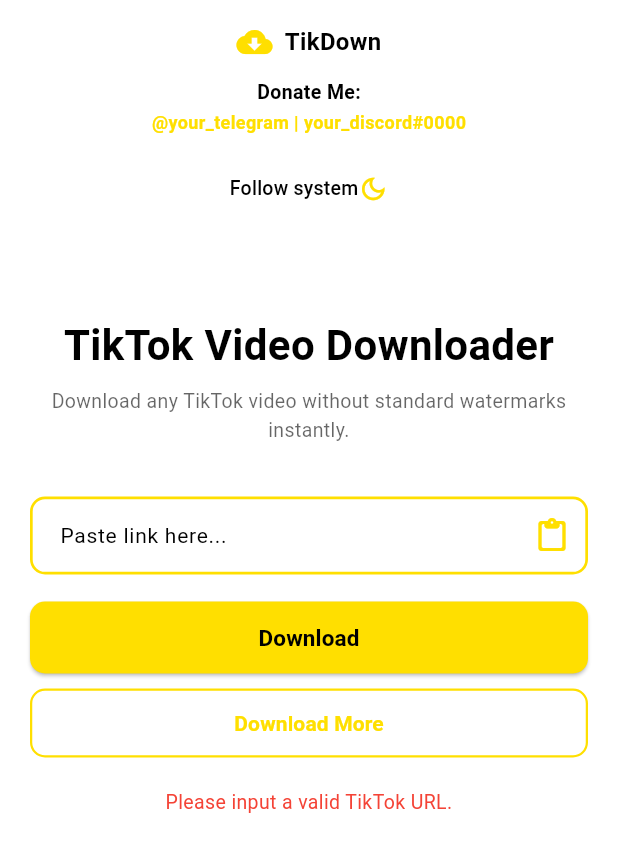
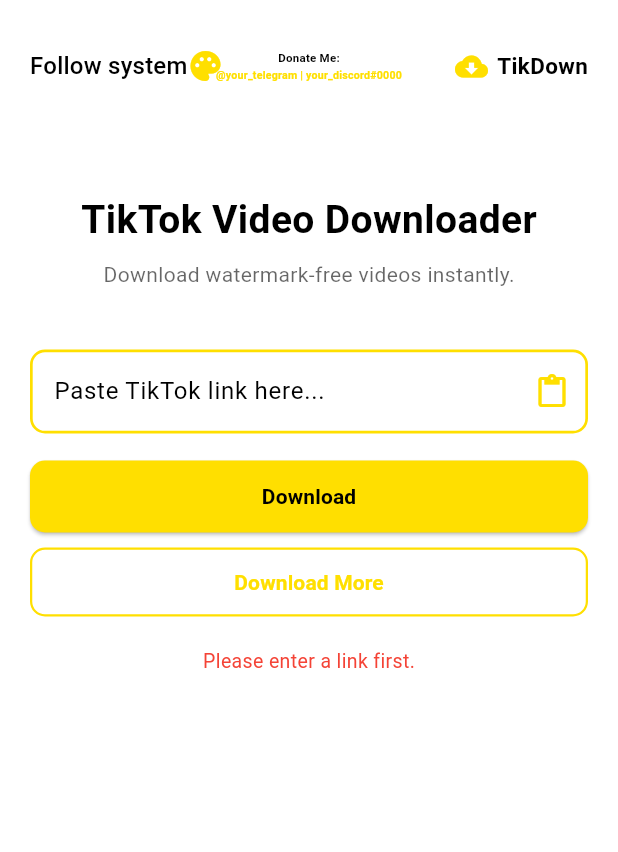
Before and after one commit to amber-null/TikDown, a Flutter app: the screen it shows after launch, after a tap on "Download", on a phone screen of 412 x 824 dp. Shown: the top 852 px of the screen. Run offline on Flutter 3.47's test engine with Material 3 defaults, Android fonts, the phone set to English and light mode, and no system bars.

Commit message:
Refactor main.dart for improved structure and readability
Refactor main function and UI components for better readability and structure. Update theme handling and error management in downloader widget.

```diff
--- a/lib/main.dart
+++ b/lib/main.dart
@@ -4,139 +4,109 @@
 import 'package:http/http.dart' as http;
 import 'package:url_launcher/url_launcher.dart';
 
-void main() {
-  runApp(const MyApp());
-}
+void main() => runApp(const MyApp());
 
 class MyApp extends StatefulWidget {
   const MyApp({super.key});
-
   @override
   State<MyApp> createState() => _MyAppState();
 }
 
 class _MyAppState extends State<MyApp> {
-  // Sets "Follow system" as default
+  // Theme state: Starts by matching the user's phone dark/light settings
   ThemeMode _themeMode = ThemeMode.system;
-
-  void _changeTheme(ThemeMode mode) {
-    setState(() {
-      _themeMode = mode;
-    });
-  }
 
   @override
   Widget build(BuildContext context) {
-    const accentColor = Color(0xFFFFDF00);
+    const accentYellow = Color(0xFFFFDF00);
 
     return MaterialApp(
-      title: 'TikDown - No Watermark TikTok Downloader',
       debugShowCheckedModeBanner: false,
       themeMode: _themeMode,
       theme: ThemeData(
         brightness: Brightness.light,
         scaffoldBackgroundColor: Colors.white,
-        colorScheme: const ColorScheme.light(
-          primary: accentColor,
-          secondary: accentColor,
-          surface: Colors.white,
-        ),
+        colorScheme: const ColorScheme.light(primary: accentYellow),
       ),
       darkTheme: ThemeData(
         brightness: Brightness.dark,
         scaffoldBackgroundColor: const Color(0xFF121212),
-        colorScheme: const ColorScheme.dark(
-          primary: accentColor,
-          secondary: accentColor,
-          surface: Color(0xFF1E1E1E),
+        colorScheme: const ColorScheme.dark(primary: accentYellow),
+      ),
+      home: Scaffold(
+        body: SafeArea(
+          child: SingleChildScrollView(
+            padding: const EdgeInsets.all(20.0),
+            child: DownloaderWidget(
+              themeMode: _themeMode,
+              onThemeChanged: (mode) => setState(() => _themeMode = mode),
             ),
           ),
-      home: DownloaderHome(
-        currentThemeMode: _themeMode,
-        onThemeChanged: _changeTheme,
+        ),
       ),
     );
   }
 }
 
-class DownloaderHome extends StatefulWidget {
-  final ThemeMode currentThemeMode;
+class DownloaderWidget extends StatefulWidget {
+  final ThemeMode themeMode;
   final ValueChanged<ThemeMode> onThemeChanged;
 
-  const DownloaderHome({
+  const DownloaderWidget({
     super.key,
-    required this.currentThemeMode,
+    required this.themeMode,
     required this.onThemeChanged,
   });
 
   @override
-  State<DownloaderHome> createState() => _DownloaderHomeState();
+  State<DownloaderWidget> createState() => _DownloaderWidgetState();
 }
 
-class _DownloaderHomeState extends State<DownloaderHome> {
-  final TextEditingController _urlController = TextEditingController();
-  bool _isLoading = false;
-  String? _errorMessage;
+class _DownloaderWidgetState extends State<DownloaderWidget> {
+  // Controllers and State Variables (They hold the values on your screen)
+  final _urlController = TextEditingController();
+  bool _loading = false;
+  String? _error;
   String? _downloadUrl;
   String? _videoTitle;
   String? _videoCover;
 
-  // IMPORTANT: Replace this with your actual Vercel back-end production link!
+  // IMPORTANT: Paste your actual backend URL and user tags here:
   final String _backendUrl = 'https://your-vercel-domain.vercel.app/api/download';
+  final String _telegram = '@your_telegram';
+  final String _discord = 'your_discord#0000';
 
-  // Customize with your usernames here
-  final String _telegramUsername = '@your_telegram';
-  final String _discordUsername = 'your_discord#0000';
-
-  @override
-  void dispose() {
-    _urlController.dispose();
-    super.dispose();
-  }
-
-  // Quick clipboard paste action
-  Future<void> _pasteFromClipboard() async {
-    try {
-      ClipboardData? data = await Clipboard.getData(Clipboard.kTextPlain);
-      if (data != null && data.text != null) {
-        setState(() {
-          _urlController.text = data.text!;
-        });
-      }
-    } catch (e) {
-      ScaffoldMessenger.of(context).showSnackBar(
-        const SnackBar(content: Text('Could not access system clipboard.')),
-      );
+  // 1. Paste link from phone's clipboard
+  void _paste() async {
+    final clipboardData = await Clipboard.getData(Clipboard.kTextPlain);
+    if (clipboardData?.text != null) {
+      setState(() => _urlController.text = clipboardData!.text!);
     }
   }
 
-  // Handle Backend API Calling
-  Future<void> _downloadVideo() async {
-    final inputUrl = _urlController.text.trim();
-    if (inputUrl.isEmpty) {
-      setState(() {
-        _errorMessage = 'Please input a valid TikTok URL.';
-      });
+  // 2. Network call to fetch the video
+  void _download() async {
+    final url = _urlController.text.trim();
+    if (url.isEmpty) {
+      setState(() => _error = 'Please enter a link first.');
       return;
     }
 
     setState(() {
-      _isLoading = true;
-      _errorMessage = null;
+      _loading = true;
+      _error = null;
       _downloadUrl = null;
-      _videoTitle = null;
-      _videoCover = null;
     });
 
     try {
-      final response = await http.post(
+      final res = await http.post(
         Uri.parse(_backendUrl),
         headers: {'Content-Type': 'application/json'},
-        body: jsonEncode({'url': inputUrl}),
+        body: jsonEncode({'url': url}),
       );
 
-      if (response.statusCode == 200) {
-        final data = jsonDecode(response.body);
+      if (res.statusCode == 200) {
+        final data = jsonDecode(res.body);
         if (data['success'] == true) {
           setState(() {
             _downloadUrl = data['download_url'];
@@ -144,87 +114,86 @@
             _videoCover = data['cover'];
           });
         } else {
-          setState(() {
-            _errorMessage = data['error'] ?? 'Parsing error occurred.';
-          });
+          setState(() => _error = data['error'] ?? 'Check the video link.');
         }
       } else {
-        setState(() {
-          _errorMessage = 'Server response error. Status: ${response.statusCode}';
-        });
+        setState(() => _error = 'Server error. Code: ${res.statusCode}');
       }
     } catch (e) {
-      setState(() {
-        _errorMessage = 'Failed to connect to backend: $e';
-      });
+      setState(() => _error = 'Cannot connect to backend.');
     } finally {
-      setState(() {
-        _isLoading = false;
-      });
+      setState(() => _loading = false);
     }
   }
 
-  // Clears out previous download state for new items
-  void _downloadMore() {
+  // 3. Reset and clear everything for a new download
+  void _clearAll() {
     setState(() {
       _urlController.clear();
       _downloadUrl = null;
       _videoTitle = null;
       _videoCover = null;
-      _errorMessage = null;
+      _error = null;
     });
   }
 
-  // Opens the clean download URL in a new web browser tab
-  Future<void> _launchUrl(String url) async {
-    final Uri uri = Uri.parse(url);
+  // 4. Open external download link in standard browser
+  void _openLink(String url) async {
+    final uri = Uri.parse(url);
     if (!await launchUrl(uri, mode: LaunchMode.externalApplication)) {
       ScaffoldMessenger.of(context).showSnackBar(
-        const SnackBar(content: Text('Unable to open download URL.')),
+        const SnackBar(content: Text('Could not open download link.')),
       );
     }
   }
 
   @override
   Widget build(BuildContext context) {
-    final screenWidth = MediaQuery.of(context).size.width;
-    final isMobile = screenWidth < 680;
-
-    return Scaffold(
-      body: SafeArea(
-        child: SingleChildScrollView(
-          padding: const EdgeInsets.symmetric(horizontal: 20.0, vertical: 16.0),
-          child: Column(
+    return Column(
       children: [
-              // --- TOP RESPONSIVE NAVIGATION HEADER ---
-              isMobile
-                  ? Column(
-                      children: [
-                        _buildHeaderLogo(),
-                        const SizedBox(height: 12),
-                        _buildDonateSection(),
-                        const SizedBox(height: 12),
-                        _buildThemeSwitcher(),
-                      ],
-                    )
-                  : Row(
+        // ================= TOP NAVIGATION HEADER =================
+        Row(
           mainAxisAlignment: MainAxisAlignment.spaceBetween,
           children: [
+            // LEFT: Theme Dropdown Switcher
             Expanded(
               child: Align(
                 alignment: Alignment.centerLeft,
-                            child: _buildThemeSwitcher(),
+                child: DropdownButton<ThemeMode>(
+                  value: widget.themeMode,
+                  icon: const Icon(Icons.palette, color: Color(0xFFFFDF00)),
+                  underline: const SizedBox(),
+                  onChanged: (mode) => widget.onThemeChanged(mode!),
+                  items: const [
+                    DropdownMenuItem(value: ThemeMode.system, child: Text('Follow system')),
+                    DropdownMenuItem(value: ThemeMode.light, child: Text('Light Mode')),
+                    DropdownMenuItem(value: ThemeMode.dark, child: Text('Dark Mode')),
+                  ],
                 ),
               ),
+            ),
+            // CENTER: Donate Section (Scales text down on small screens to fit)
             Expanded(
-                          child: Center(
-                            child: _buildDonateSection(),
+              child: FittedBox(
+                fit: BoxFit.scaleDown,
+                child: Column(
+                  children: [
+                    const Text('Donate Me:', style: TextStyle(fontWeight: FontWeight.bold, fontSize: 13)),
+                    const SizedBox(height: 2),
+                    Text('$_telegram | $_discord', style: const TextStyle(color: Color(0xFFFFDF00), fontWeight: FontWeight.bold, fontSize: 12)),
+                  ],
                 ),
               ),
+            ),
+            // RIGHT: Web Logo and Web Name
             Expanded(
-                          child: Align(
-                            alignment: Alignment.centerRight,
-                            child: _buildHeaderLogo(),
+              child: Row(
+                mainAxisAlignment: MainAxisAlignment.end,
+                children: const [
+                  Icon(Icons.cloud_download, color: Color(0xFFFFDF00), size: 22),
+                  SizedBox(width: 6),
+                  Text('TikDown', style: TextStyle(fontSize: 15, fontWeight: FontWeight.bold)),
+                ],
               ),
             ),
           ],
@@ -232,134 +201,80 @@
 
         const SizedBox(height: 60),
 
-              // --- MAIN DOWNLOADING WORKSPACE ---
-              Center(
-                child: Container(
-                  constraints: const BoxConstraints(maxWidth: 550),
+        // ================= MAIN INTERFACE CARD =================
+        Container(
+          constraints: const BoxConstraints(maxWidth: 500),
           child: Column(
             children: [
-                      const Text(
-                        'TikTok Video Downloader',
-                        style: TextStyle(
-                          fontSize: 28,
-                          fontWeight: FontWeight.bold,
-                        ),
-                        textAlign: TextAlign.center,
-                      ),
+              const Text('TikTok Video Downloader', style: TextStyle(fontSize: 26, fontWeight: FontWeight.bold)),
               const SizedBox(height: 8),
-                      Text(
-                        'Download any TikTok video without standard watermarks instantly.',
-                        style: TextStyle(
-                          fontSize: 13,
-                          color: Theme.of(context).hintColor,
-                        ),
-                        textAlign: TextAlign.center,
-                      ),
-                      const SizedBox(height: 35),
+              Text('Download watermark-free videos instantly.', style: TextStyle(color: Theme.of(context).hintColor)),
+              const SizedBox(height: 40),
 
-                      // Insert Box (TextField) with accent borders & paste button inside
+              // A. Text Input Box (Yellow borders, Paste button on the right)
               TextField(
                 controller: _urlController,
                 decoration: InputDecoration(
-                          hintText: 'Paste link here...',
-                          hintStyle: const TextStyle(fontSize: 14),
-                          contentPadding: const EdgeInsets.symmetric(horizontal: 16, vertical: 14),
+                  hintText: 'Paste TikTok link here...',
                   enabledBorder: OutlineInputBorder(
-                            borderSide: const BorderSide(
-                              color: Color(0xFFFFDF00),
-                              width: 1.8,
-                            ),
+                    borderSide: const BorderSide(color: Color(0xFFFFDF00), width: 1.8),
                     borderRadius: BorderRadius.circular(10),
                   ),
                   focusedBorder: OutlineInputBorder(
-                            borderSide: const BorderSide(
-                              color: Color(0xFFFFDF00),
-                              width: 2.2,
-                            ),
+                    borderSide: const BorderSide(color: Color(0xFFFFDF00), width: 2.2),
                     borderRadius: BorderRadius.circular(10),
                   ),
-                          suffixIcon: Tooltip(
-                            message: 'Paste Clipboard',
-                            child: IconButton(
-                              icon: const Icon(Icons.paste_rounded, color: Color(0xFFFFDF00)),
-                              onPressed: _pasteFromClipboard,
-                            ),
+                  suffixIcon: IconButton(
+                    icon: const Icon(Icons.paste, color: Color(0xFFFFDF00)),
+                    onPressed: _paste,
                   ),
                 ),
               ),
               const SizedBox(height: 18),
 
-                      // "Download" Button
+              // B. "Download" Button
               SizedBox(
                 width: double.infinity,
                 height: 48,
                 child: ElevatedButton(
                   style: ElevatedButton.styleFrom(
                     backgroundColor: const Color(0xFFFFDF00),
-                            foregroundColor: Colors.black, // Dark text/icons on bright Yellow
-                            shape: RoundedRectangleBorder(
-                              borderRadius: BorderRadius.circular(10),
+                    foregroundColor: Colors.black,
+                    shape: RoundedRectangleBorder(borderRadius: BorderRadius.circular(10)),
                   ),
-                            elevation: 1,
-                          ),
-                          onPressed: _isLoading ? null : _downloadVideo,
-                          child: _isLoading
-                              ? const SizedBox(
-                                  width: 22,
-                                  height: 22,
-                                  child: CircularProgressIndicator(
-                                    color: Colors.black,
-                                    strokeWidth: 2.5,
-                                  ),
-                                )
-                              : const Text(
-                                  'Download',
-                                  style: TextStyle(fontWeight: FontWeight.bold, fontSize: 15),
-                                ),
+                  onPressed: _loading ? null : _download,
+                  child: _loading
+                      ? const SizedBox(width: 20, height: 20, child: CircularProgressIndicator(color: Colors.black, strokeWidth: 2))
+                      : const Text('Download', style: TextStyle(fontWeight: FontWeight.bold)),
                 ),
               ),
               const SizedBox(height: 10),
 
-                      // "Download More" Button
+              // C. "Download More" Button
               SizedBox(
                 width: double.infinity,
                 height: 46,
                 child: OutlinedButton(
                   style: OutlinedButton.styleFrom(
                     side: const BorderSide(color: Color(0xFFFFDF00), width: 1.5),
-                            shape: RoundedRectangleBorder(
-                              borderRadius: BorderRadius.circular(10),
+                    shape: RoundedRectangleBorder(borderRadius: BorderRadius.circular(10)),
                   ),
-                          ),
-                          onPressed: _downloadMore,
-                          child: const Text(
-                            'Download More',
-                            style: TextStyle(
-                              color: Color(0xFFFFDF00),
-                              fontWeight: FontWeight.bold,
-                              fontSize: 14,
-                            ),
-                          ),
+                  onPressed: _clearAll,
+                  child: const Text('Download More', style: TextStyle(color: Color(0xFFFFDF00), fontWeight: FontWeight.bold)),
                 ),
               ),
 
-                      // --- STATE DISPLAY (ERROR OR SUCCESS) ---
-                      if (_errorMessage != null) ...[
+              // D. Error message section
+              if (_error != null) ...[
                 const SizedBox(height: 20),
-                        Text(
-                          _errorMessage!,
-                          style: const TextStyle(color: Colors.red, fontSize: 13),
-                          textAlign: TextAlign.center,
-                        ),
+                Text(_error!, style: const TextStyle(color: Colors.red, fontSize: 13)),
               ],
 
+              // E. Download results card (appears only when download succeeds)
               if (_downloadUrl != null) ...[
                 const SizedBox(height: 30),
                 Card(
-                          elevation: 3,
-                          shape: RoundedRectangleBorder(
-                            borderRadius: BorderRadius.circular(12),
-                          ),
+                  shape: RoundedRectangleBorder(borderRadius: BorderRadius.circular(12)),
                   child: Padding(
                     padding: const EdgeInsets.all(16.0),
                     child: Column(
@@ -367,24 +282,12 @@
                         if (_videoCover != null) ...[
                           ClipRRect(
                             borderRadius: BorderRadius.circular(8),
-                                    child: Image.network(
-                                      _videoCover!,
-                                      height: 180,
-                                      fit: BoxFit.cover,
-                                      errorBuilder: (context, error, stackTrace) =>
-                                          const Icon(Icons.movie_rounded, size: 60),
-                                    ),
+                            child: Image.network(_videoCover!, height: 160, fit: BoxFit.cover, errorBuilder: (c, e, s) => const Icon(Icons.movie)),
                           ),
                           const SizedBox(height: 12),
                         ],
                         if (_videoTitle != null) ...[
-                                  Text(
-                                    _videoTitle!,
-                                    maxLines: 2,
-                                    overflow: TextOverflow.ellipsis,
-                                    style: const TextStyle(fontWeight: FontWeight.bold, fontSize: 14),
-                                    textAlign: TextAlign.center,
-                                  ),
+                          Text(_videoTitle!, maxLines: 2, overflow: TextOverflow.ellipsis, style: const TextStyle(fontWeight: FontWeight.bold), textAlign: TextAlign.center),
                           const SizedBox(height: 16),
                         ],
                         ElevatedButton.icon(
@@ -392,12 +295,10 @@
                             backgroundColor: Colors.green,
                             foregroundColor: Colors.white,
                             minimumSize: const Size(double.infinity, 45),
-                                    shape: RoundedRectangleBorder(
-                                      borderRadius: BorderRadius.circular(8),
+                            shape: RoundedRectangleBorder(borderRadius: BorderRadius.circular(8)),
                           ),
-                                  ),
-                                  onPressed: () => _launchUrl(_downloadUrl!),
-                                  icon: const Icon(Icons.download_rounded),
+                          onPressed: () => _openLink(_downloadUrl!),
+                          icon: const Icon(Icons.download),
                           label: const Text('Save Video File'),
                         ),
                       ],
@@ -408,78 +309,6 @@
             ],
           ),
         ),
-              ),
-            ],
-          ),
-        ),
-      ),
-    );
-  }
-
-  // Header Component: Dropdown Theme Selector
-  Widget _buildThemeSwitcher() {
-    return DropdownButton<ThemeMode>(
-      value: widget.currentThemeMode,
-      icon: const Icon(Icons.dark_mode_outlined, color: Color(0xFFFFDF00), size: 20),
-      underline: const SizedBox(),
-      onChanged: (ThemeMode? val) {
-        if (val != null) {
-          widget.onThemeChanged(val);
-        }
-      },
-      items: const [
-        DropdownMenuItem(
-          value: ThemeMode.system,
-          child: Text('Follow system', style: TextStyle(fontSize: 13)),
-        ),
-        DropdownMenuItem(
-          value: ThemeMode.light,
-          child: Text('Light Mode', style: TextStyle(fontSize: 13)),
-        ),
-        DropdownMenuItem(
-          value: ThemeMode.dark,
-          child: Text('Dark Mode', style: TextStyle(fontSize: 13)),
-        ),
-      ],
-    );
-  }
-
-  // Header Component: Middle Donate Me Section
-  Widget _buildDonateSection() {
-    return Column(
-      mainAxisSize: MainAxisSize.min,
-      children: [
-        const Text(
-          'Donate Me:',
-          style: TextStyle(fontWeight: FontWeight.bold, fontSize: 13),
-        ),
-        const SizedBox(height: 2),
-        Text(
-          '$_telegramUsername | $_discordUsername',
-          style: const TextStyle(
-            color: Color(0xFFFFDF00),
-            fontWeight: FontWeight.bold,
-            fontSize: 12,
-          ),
-        ),
-      ],
-    );
-  }
-
-  // Header Component: Web Logo & Name
-  Widget _buildHeaderLogo() {
-    return Row(
-      mainAxisSize: MainAxisSize.min,
-      children: [
-        const Icon(Icons.cloud_download, color: Color(0xFFFFDF00), size: 24),
-        const SizedBox(width: 8),
-        const Text(
-          'TikDown',
-          style: TextStyle(
-            fontSize: 16,
-            fontWeight: FontWeight.bold,
-          ),
-        ),
       ],
     );
   }
```
Lines whose indentation alone changed are shown as unchanged.
